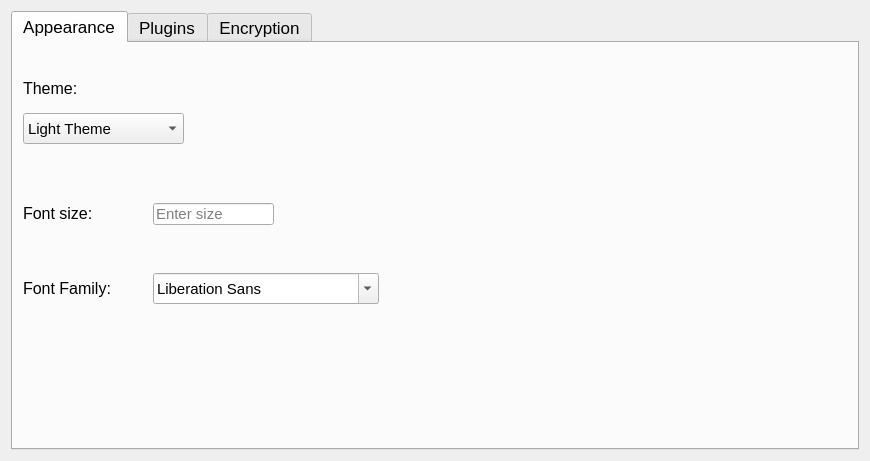
The window that Application/GUIs/UI_files/settingsDialog2.ui (sarvagyab/Groot) describes before a commit, drawn with Qt 5.
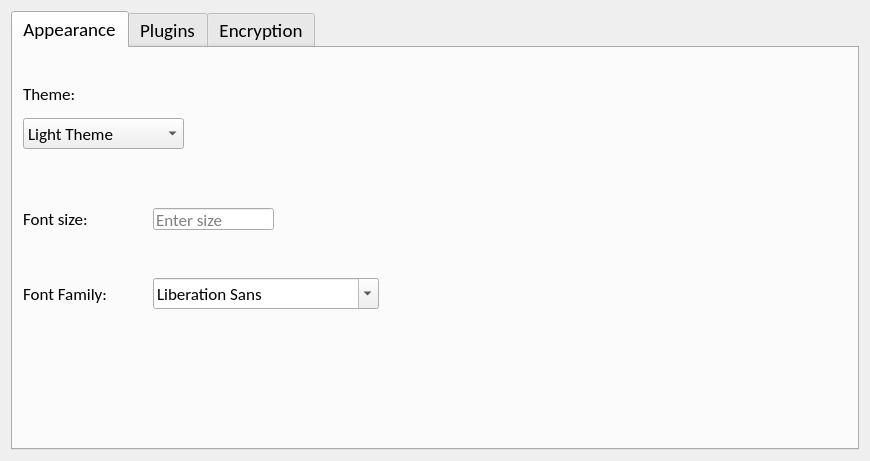
The same window after the commit. The open tabs and pages were chosen to show the change.

```diff
--- a/Application/GUIs/UI_files/settingsDialog2.ui
+++ b/Application/GUIs/UI_files/settingsDialog2.ui
@@ -18,7 +18,8 @@
     <widget class="QTabWidget" name="settings">
      <property name="font">
       <font>
-       <pointsize>13</pointsize>
+       <family>Calibri</family>
+       <pointsize>14</pointsize>
       </font>
      </property>
      <property name="currentIndex">
@@ -39,7 +40,7 @@
        </property>
        <property name="font">
         <font>
-         <pointsize>11</pointsize>
+         <pointsize>13</pointsize>
         </font>
        </property>
        <item>
@@ -64,7 +65,7 @@
        </property>
        <property name="font">
         <font>
-         <pointsize>12</pointsize>
+         <pointsize>13</pointsize>
         </font>
        </property>
        <property name="text">
@@ -82,7 +83,7 @@
        </property>
        <property name="font">
         <font>
-         <pointsize>12</pointsize>
+         <pointsize>13</pointsize>
         </font>
        </property>
        <property name="text">
@@ -100,7 +101,7 @@
        </property>
        <property name="font">
         <font>
-         <pointsize>11</pointsize>
+         <pointsize>13</pointsize>
         </font>
        </property>
       </widget>
@@ -115,7 +116,7 @@
        </property>
        <property name="font">
         <font>
-         <pointsize>11</pointsize>
+         <pointsize>13</pointsize>
         </font>
        </property>
        <property name="placeholderText">
@@ -133,7 +134,7 @@
        </property>
        <property name="font">
         <font>
-         <pointsize>12</pointsize>
+         <pointsize>13</pointsize>
         </font>
        </property>
        <property name="text">
```
Left out of the diff: 10 changed lines with no effect on the pictures.
